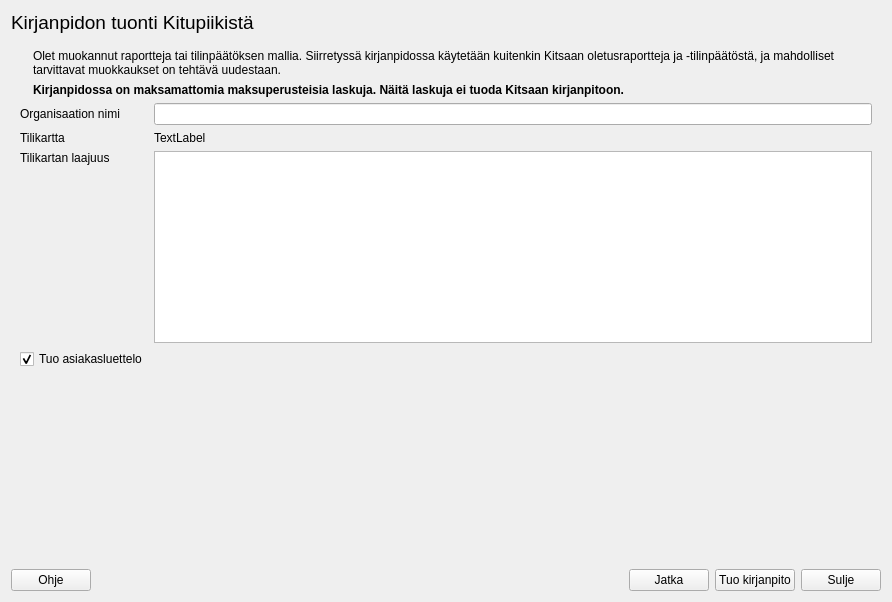
Old version of the form kitsas/kitupiikkituonti/vanhatuontidlg.ui in the repository artoh/kitupiikki.
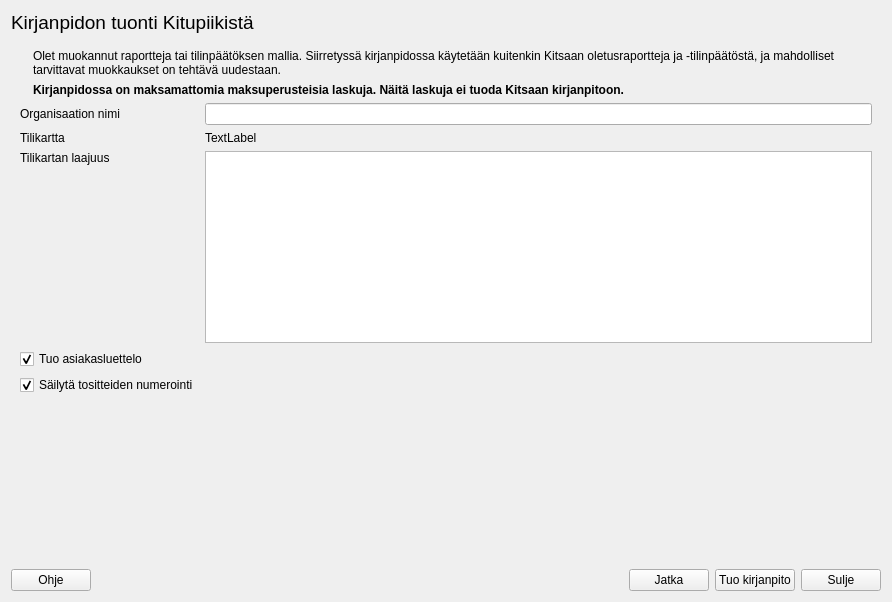
New version of the form. The open tabs and pages were chosen to show the change. Icons and pictures are not drawn.

```diff
--- a/kitsas/kitupiikkituonti/vanhatuontidlg.ui
+++ b/kitsas/kitupiikkituonti/vanhatuontidlg.ui
@@ -170,6 +170,16 @@
        <item row="3" column="1">
         <widget class="QListWidget" name="laajuusLista"/>
        </item>
+       <item row="5" column="0">
+        <widget class="QCheckBox" name="sailytaNumerointiCheck">
+         <property name="text">
+          <string>Säilytä tositteiden numerointi</string>
+         </property>
+         <property name="checked">
+          <bool>true</bool>
+         </property>
+        </widget>
+       </item>
        <item row="4" column="0">
         <widget class="QCheckBox" name="asiakasCheck">
          <property name="text">
@@ -180,19 +190,6 @@
          </property>
         </widget>
        </item>
-       <item row="5" column="0">
-        <spacer name="verticalSpacer_2">
-         <property name="orientation">
-          <enum>Qt::Vertical</enum>
-         </property>
-         <property name="sizeHint" stdset="0">
-          <size>
-           <width>20</width>
-           <height>45</height>
-          </size>
-         </property>
-        </spacer>
-       </item>
       </layout>
      </widget>
      <widget class="QWidget" name="sijainti">
@@ -360,6 +357,19 @@
      </widget>
     </widget>
    </item>
+   <item>
+    <spacer name="verticalSpacer_2">
+     <property name="orientation">
+      <enum>Qt::Vertical</enum>
+     </property>
+     <property name="sizeHint" stdset="0">
+      <size>
+       <width>20</width>
+       <height>45</height>
+      </size>
+     </property>
+    </spacer>
+   </item>
    <item>
     <layout class="QHBoxLayout" name="horizontalLayout_2">
      <item>
```
